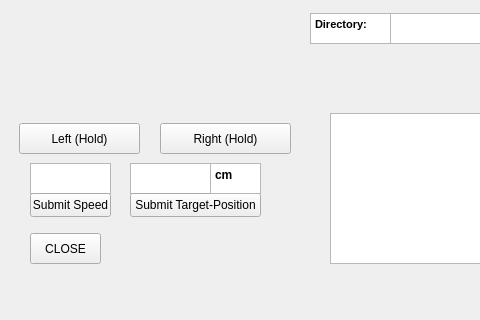
Above: Real_mainwindow.ui from sistrebel/Emittancemeter_control before the change; both pictures show x 0 to 480 and y 237 to 557 of the 738 by 557 pixel window. Below: the same form after it.
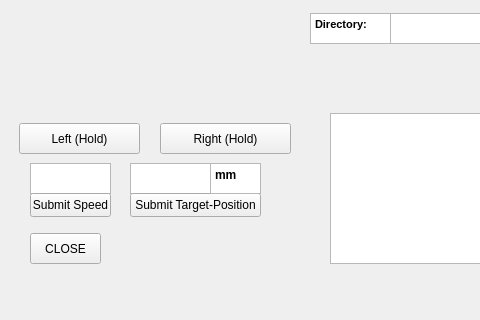
That is the form after the change. Custom widgets are drawn as their Qt base class.

Commit message: Update Real_mainwindow.ui cm to mm

The edit to the form file:
```diff
--- a/Real_mainwindow.ui
+++ b/Real_mainwindow.ui
@@ -199,7 +199,7 @@
 li.unchecked::marker { content: &quot;\2610&quot;; }
 li.checked::marker { content: &quot;\2612&quot;; }
 &lt;/style&gt;&lt;/head&gt;&lt;body style=&quot; font-family:'Segoe UI'; font-size:9pt; font-weight:400; font-style:normal;&quot;&gt;
-&lt;p style=&quot; margin-top:0px; margin-bottom:0px; margin-left:0px; margin-right:0px; -qt-block-indent:0; text-indent:0px;&quot;&gt;&lt;span style=&quot; font-weight:700;&quot;&gt;cm&lt;/span&gt;&lt;/p&gt;&lt;/body&gt;&lt;/html&gt;</string>
+&lt;p style=&quot; margin-top:0px; margin-bottom:0px; margin-left:0px; margin-right:0px; -qt-block-indent:0; text-indent:0px;&quot;&gt;&lt;span style=&quot; font-weight:700;&quot;&gt;mm&lt;/span&gt;&lt;/p&gt;&lt;/body&gt;&lt;/html&gt;</string>
     </property>
    </widget>
    <widget class="QTextBrowser" name="MessageBox">
```
